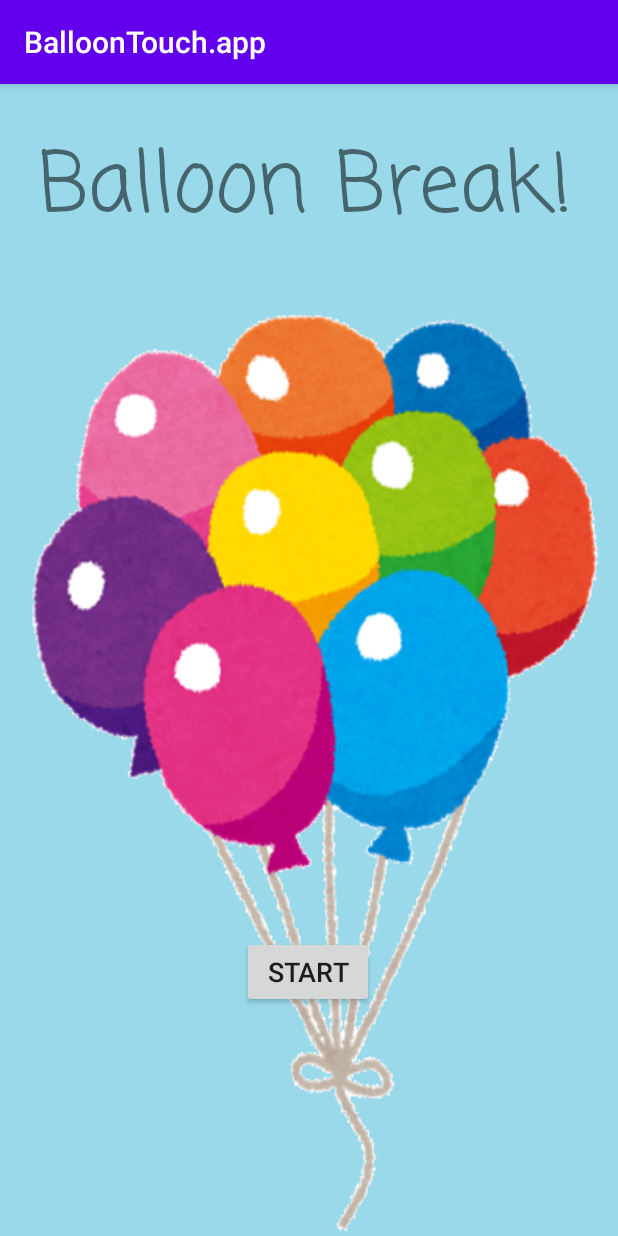
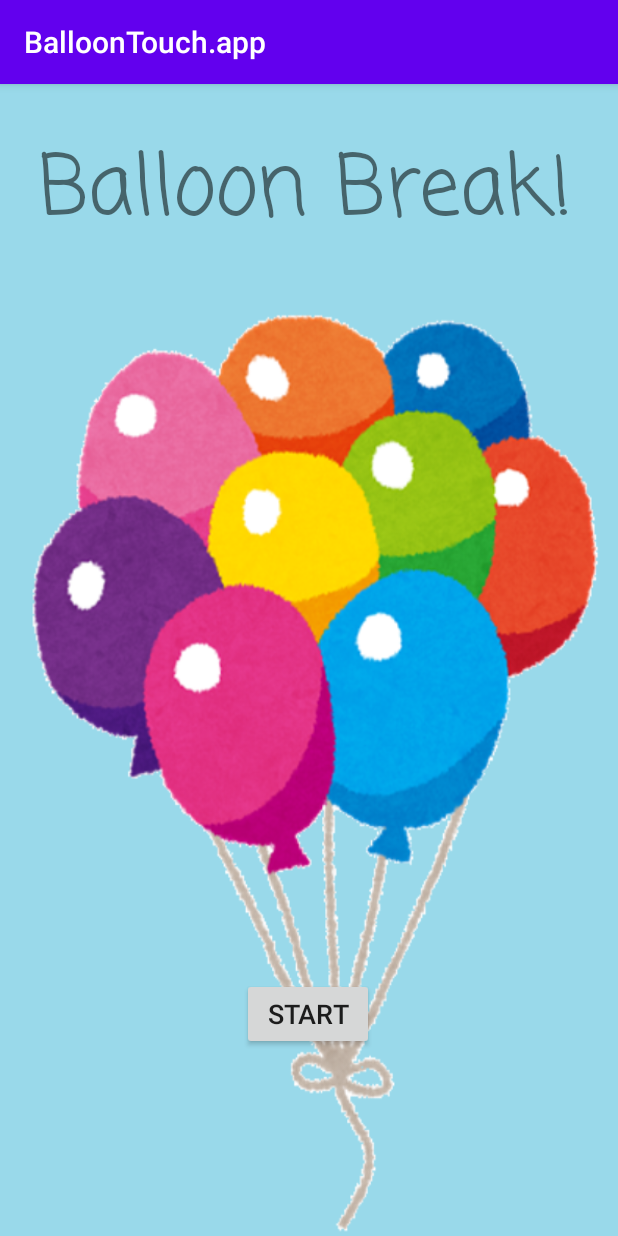
Before and after one commit to 20b705/BalloonTouch.app, an Android app: the screen it shows after launch (MainActivity), on a phone screen of 412 x 824 dp. Run offline under Robolectric (Android 15) with nearby library versions, the phone set to English and light mode, and no system bars.

Commit message:
スタート画面（完成）

```diff
--- a/app/src/main/res/layout/activity_main.xml
+++ b/app/src/main/res/layout/activity_main.xml
@@ -24,7 +24,7 @@
         android:id="@+id/button"
         android:layout_width="wrap_content"
         android:layout_height="wrap_content"
-        android:layout_marginBottom="152dp"
+        android:layout_marginBottom="124dp"
         android:text="START"
         android:textSize="18sp"
         app:layout_constraintBottom_toBottomOf="parent"
```
